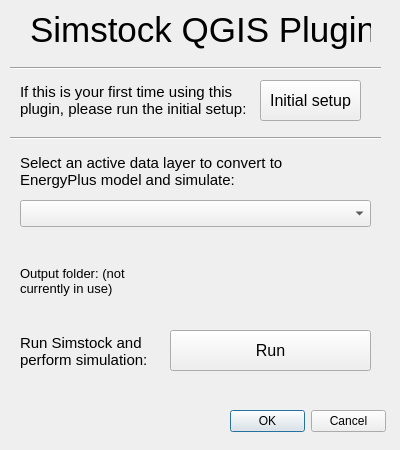
First picture: the form in simstock_qgis/Simstock_QGIS_dialog_base.ui, repository UCL/simstock_qgis, before the edit.
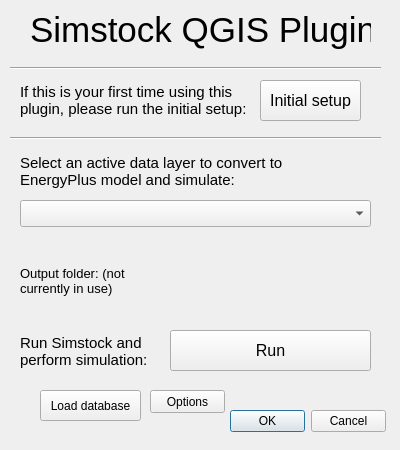
Second picture: the form after the edit. Custom widgets are drawn as their Qt base class.

Commit message:
Set up second GUI window
Created and set up a second GUI window which is called via a button press from the first window. This can be used for further options, settings or other customisation.

Patch:
```diff
--- a/simstock_qgis/Simstock_QGIS_dialog_base.ui
+++ b/simstock_qgis/Simstock_QGIS_dialog_base.ui
@@ -222,6 +222,32 @@
     <enum>Qt::Horizontal</enum>
    </property>
   </widget>
+  <widget class="QPushButton" name="pbDatabase">
+   <property name="geometry">
+    <rect>
+     <x>40</x>
+     <y>390</y>
+     <width>101</width>
+     <height>31</height>
+    </rect>
+   </property>
+   <property name="text">
+    <string>Load database</string>
+   </property>
+  </widget>
+  <widget class="QPushButton" name="pbOptions">
+   <property name="geometry">
+    <rect>
+     <x>150</x>
+     <y>390</y>
+     <width>75</width>
+     <height>23</height>
+    </rect>
+   </property>
+   <property name="text">
+    <string>Options</string>
+   </property>
+  </widget>
  </widget>
  <customwidgets>
   <customwidget>
```
The commit also changes 3 other files.
